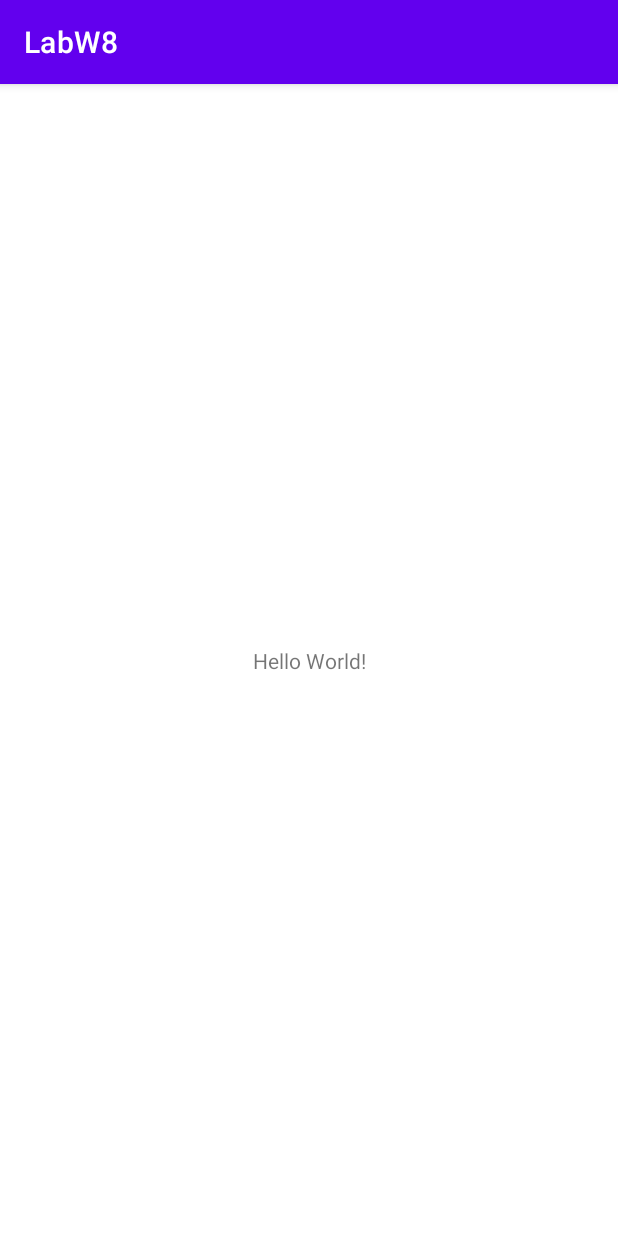
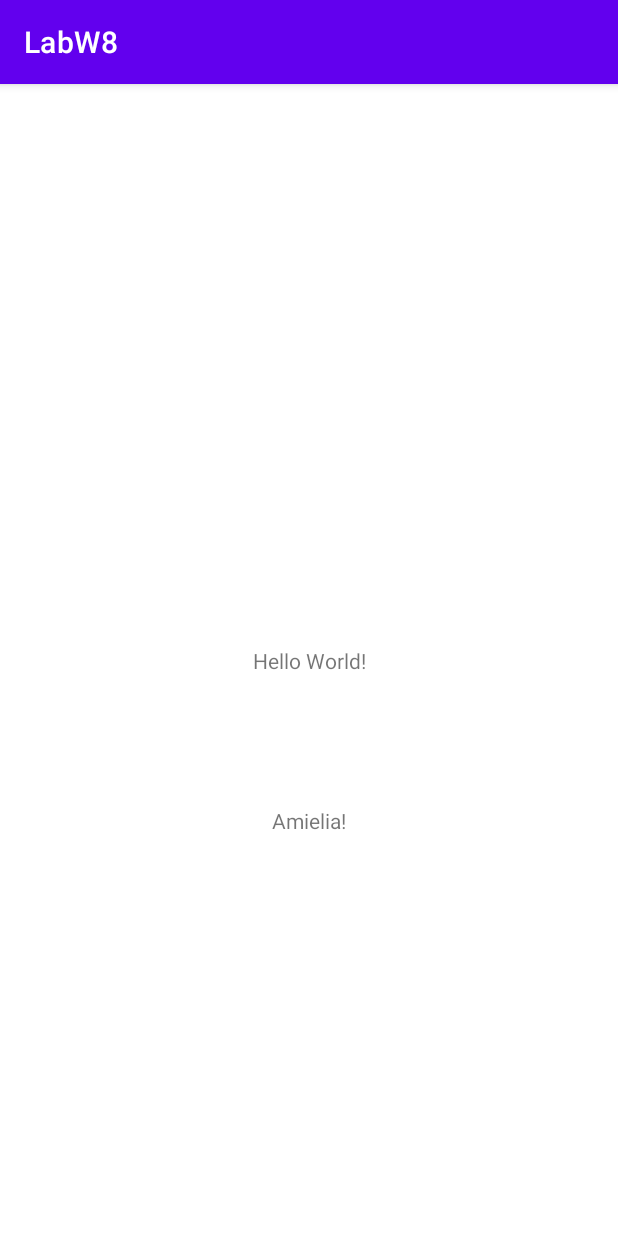
Before and after one commit to AdamZikriZailani/GProjectTest, an Android app: the screen it shows after launch (MainActivity), on a phone screen of 412 x 824 dp. Run offline under Robolectric (Android 15) with nearby library versions, the phone set to English and light mode, and no system bars.

Commit message:
Amielia test

```diff
--- a/app/src/main/res/layout/activity_main.xml
+++ b/app/src/main/res/layout/activity_main.xml
@@ -15,4 +15,14 @@
         app:layout_constraintStart_toStartOf="parent"
         app:layout_constraintTop_toTopOf="parent" />
 
+    <TextView
+        android:layout_width="wrap_content"
+        android:layout_height="wrap_content"
+        android:text="Amielia!"
+        app:layout_constraintBottom_toBottomOf="parent"
+        app:layout_constraintEnd_toEndOf="parent"
+        app:layout_constraintStart_toStartOf="parent"
+        app:layout_constraintTop_toTopOf="parent"
+        app:layout_constraintVertical_bias="0.643" />
+
 </androidx.constraintlayout.widget.ConstraintLayout>
```
